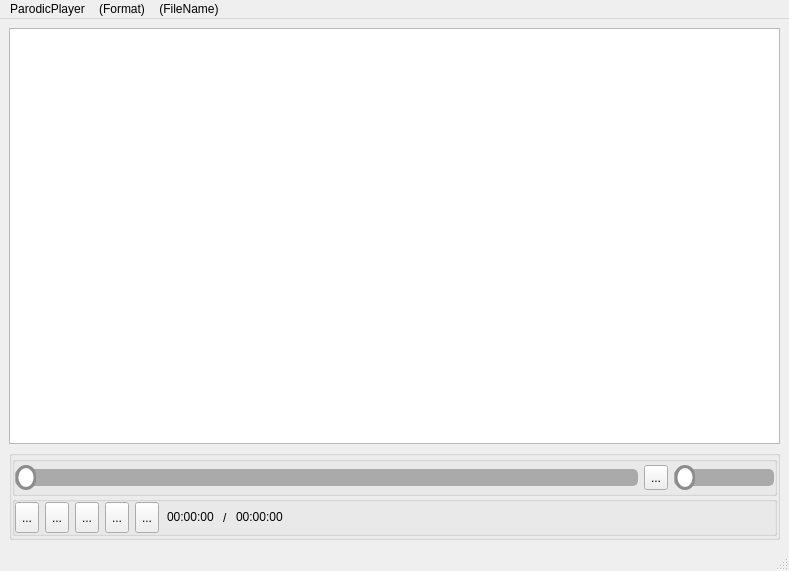
Qt form src/form/mainwindow.ui (CCPure542/ParodicPlayer) before a commit.
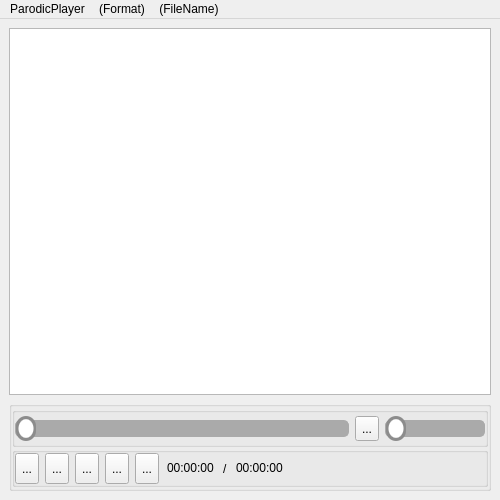
The same form after that commit. Icons and pictures are not drawn.

Diff of the .ui file:
```diff
--- a/src/form/mainwindow.ui
+++ b/src/form/mainwindow.ui
@@ -6,8 +6,8 @@
    <rect>
     <x>0</x>
     <y>0</y>
-    <width>789</width>
-    <height>571</height>
+    <width>500</width>
+    <height>500</height>
    </rect>
   </property>
   <property name="windowTitle">
@@ -26,7 +26,14 @@
   <widget class="QWidget" name="centralwidget">
    <layout class="QVBoxLayout" name="verticalLayout">
     <item>
-     <widget class="QGraphicsView" name="graphicsView"/>
+     <widget class="QGraphicsView" name="graphicsView">
+      <property name="verticalScrollBarPolicy">
+       <enum>Qt::ScrollBarAlwaysOff</enum>
+      </property>
+      <property name="horizontalScrollBarPolicy">
+       <enum>Qt::ScrollBarAlwaysOff</enum>
+      </property>
+     </widget>
     </item>
     <item>
      <widget class="QGroupBox" name="groupBox_1">
@@ -108,7 +115,10 @@
 #horizontalSlider::sub-page:horizontal{background:red;margin:5px;border-radius:5px;}</string>
             </property>
             <property name="pageStep">
-             <number>2</number>
+             <number>0</number>
+            </property>
+            <property name="tracking">
+             <bool>true</bool>
             </property>
             <property name="orientation">
              <enum>Qt::Horizontal</enum>
@@ -160,6 +170,9 @@
 QSlider::handle:horizontal{background:qradialgradient(spread:pad,cx:0.5,cy:0.5,radius:0.5,fx:0.5,fy:0.5,stop:0.7 white, stop:0.8 rgb(140,140,140));width:20px;border-radius:10px;margin-top:-5px;margin-bottom:-5px;}
 #horizontalSlider::sub-page:horizontal{background:red;margin:5px;border-radius:5px;}</string>
             </property>
+            <property name="maximum">
+             <number>100</number>
+            </property>
             <property name="orientation">
              <enum>Qt::Horizontal</enum>
             </property>
@@ -461,7 +474,7 @@
     <rect>
      <x>0</x>
      <y>0</y>
-     <width>789</width>
+     <width>500</width>
      <height>21</height>
     </rect>
    </property>
@@ -484,7 +497,6 @@
    <addaction name="menu_Format"/>
    <addaction name="menu_FileName"/>
   </widget>
-  <widget class="QStatusBar" name="statusbar"/>
  </widget>
  <resources>
   <include location="../../res.qrc"/>
```
Left out of the diff: 20 changed lines with no effect on the pictures.
